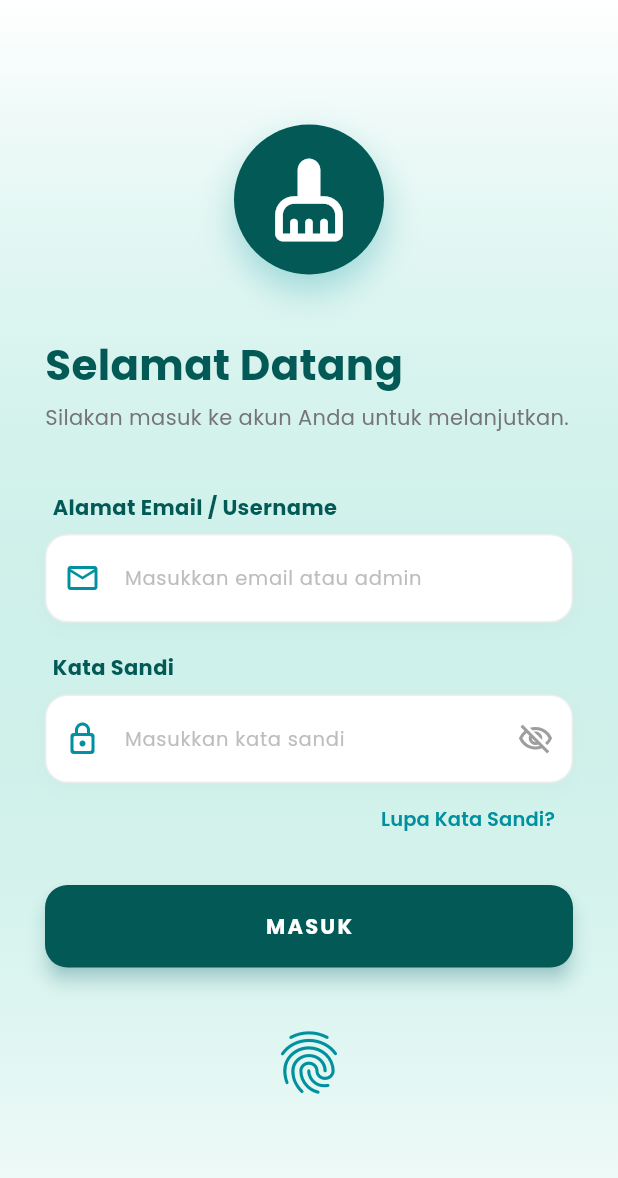
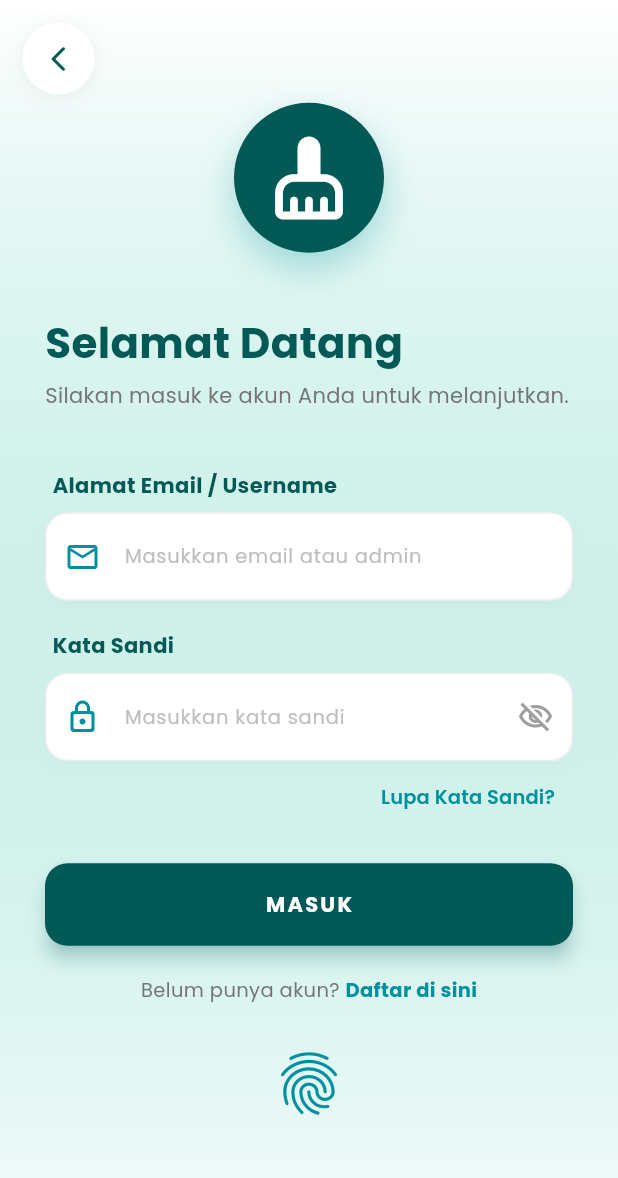
Before and after one commit to hafizar123/ProjectTPM, a Flutter app: the screen it shows after launch, scrolled down 170 dp, after a tap on "Login / Register", on a phone screen of 412 x 824 dp. Shown: the top 1178 px of the screen. Run offline on Flutter 3.47's test engine with Material 3 defaults, Android fonts, the phone set to English and light mode, and no system bars; our stand-ins replace flutter_map, geolocator, google_fonts, hive_flutter, image_picker, latlong2 and 1 more; accounts and stored records are empty.

Commit message:
dh mau kelar

```diff
--- a/bersihin/lib/pages/home_page.dart
+++ b/bersihin/lib/pages/home_page.dart
@@ -2,12 +2,13 @@ import 'package:flutter/material.dart';
 import 'package:google_fonts/google_fonts.dart';
 import 'package:shared_preferences/shared_preferences.dart';
 
+// ZHANGG! Pastiin ini nyambung ke file AuthService lu ye pak
+import '../services/auth_service.dart';
 import 'login_page.dart';
 import 'custom_navbar.dart';
 import 'service_detail_page.dart';
 import 'order_pemanas_air_page.dart';
 import 'location_picker_page.dart';
-import '../services/auth_service.dart'; // ZHANGG! Jangan lupa impor senjata apinye pak!
 
 class HomePage extends StatefulWidget {
   final String? username;
@@ -32,7 +33,7 @@ class _HomePageState extends State<HomePage> {
   @override
   void initState() {
     super.initState();
-    _loadHomeData();
+    _loadHomeData(); // ZHANGG! Tembak detektifnye pas layar kebuka
 
     _scrollController.addListener(() {
       if (_scrollController.hasClients) {
@@ -50,13 +51,14 @@ class _HomePageState extends State<HomePage> {
   // ==========================================
   Future<void> _loadHomeData() async {
     final prefs = await SharedPreferences.getInstance();
-    final isLoggedIn = prefs.getBool('is_logged_in') ?? false;
+    // ZHANGG! Kalo di _handleLogin lu cuma nge-set 'saved_email',
+    // lu cukup ngecek emailnye aje, kaga usah nungguin 'is_logged_in'
     final savedEmail = prefs.getString('saved_email') ?? "";
 
-    if (isLoggedIn && savedEmail.isNotEmpty) {
+    if (savedEmail.isNotEmpty) {
       // Set nama sementara dari brankas lokal biar kaga kosong duluan
       setState(() {
-        _isGuest = false;
+        _isGuest = false; // Lu bukan tamu lagi Mon!
         _username = prefs.getString('saved_username') ?? "Pengguna";
       });
 
@@ -66,7 +68,8 @@ class _HomePageState extends State<HomePage> {
       if (response['statusCode'] == 200) {
         if (mounted) {
           setState(() {
-            _username = response['body']['user']['username'];
+            // ZHANGG! Pastiin 'user' ato langsung 'username' sesuai balikan API lu pak
+            _username = response['body']['username'] ?? response['body']['user']['username'];
           });
         }
         // Update brankas lokal sekalian biar nyinkron pak
@@ -149,7 +152,7 @@ class _HomePageState extends State<HomePage> {
 
   Future<void> _handleLogout() async {
     final prefs = await SharedPreferences.getInstance();
-    await prefs.clear();
+    await prefs.clear(); // Bersihin brankas HP!
     if (!mounted) return;
     Navigator.pushAndRemoveUntil(
       context,
@@ -180,7 +183,7 @@ class _HomePageState extends State<HomePage> {
         physics: const BouncingScrollPhysics(),
         slivers: [
           SliverAppBar(
-            automaticallyImplyLeading: false, // ZHANGG! Tombol back mampus di mari pak!
+            automaticallyImplyLeading: false,
             expandedHeight: 200.0,
             pinned: true,
             elevation: 0,
--- a/bersihin/lib/pages/login_page.dart
+++ b/bersihin/lib/pages/login_page.dart
@@ -2,10 +2,10 @@ import 'package:flutter/material.dart';
 import 'package:google_fonts/google_fonts.dart';
 import 'package:shared_preferences/shared_preferences.dart';
 
-// ZHANGG! Pastiin ini nyambung ke file AuthService lu ye pak
 import '../services/auth_service.dart';
-import 'home_page.dart'; // Wajib import Home Page pak!
-import 'admin_dashboard_page.dart'; // Wajib import halaman admin lu pak!
+import 'home_page.dart';
+import 'admin_dashboard_page.dart';
+import 'register_page.dart'; // ZHANGG! Wajib import halaman Regis pak!
 
 class LoginPage extends StatefulWidget {
   const LoginPage({Key? key}) : super(key: key);
@@ -21,12 +21,10 @@ class _LoginPageState extends State<LoginPage> {
   bool _isLoading = false;
   bool _obscureText = true;
 
-  // Palet Warna Futuristik Bersih.In
   final Color toscaDark = const Color(0xFF025955);
   final Color toscaMedium = const Color(0xFF00909E);
   final Color toscaLight = const Color(0xFF48C9B0);
 
-  // ZHANGG! Wajib diinisialisasi pak biar kaga null exception!
   final AuthService _authService = AuthService();
 
   // ==========================================
@@ -43,9 +41,7 @@ class _LoginPageState extends State<LoginPage> {
 
     setState(() => _isLoading = true);
 
-    // ZHANGG! Ini dia persimpangan satpamnye pak!
     if (inputText == 'admin') {
-      // 1. KALO YANG LOGIN ADMIN
       final response = await _authService.loginAdmin(inputText, inputPassword);
 
       setState(() => _isLoading = false);
@@ -62,24 +58,21 @@ class _LoginPageState extends State<LoginPage> {
       }
 
     } else {
-      // 2. KALO YANG LOGIN USER BIASA PAKE EMAIL
       final response = await _authService.login(inputText, inputPassword);
 
       setState(() => _isLoading = false);
 
       if (response['statusCode'] == 200) {
-        // Simpen sesi login user ke brankas
         final prefs = await SharedPreferences.getInstance();
         await prefs.setString('saved_email', inputText);
 
         if (!mounted) return;
         _showNotif('Login berhasil! Asikin aje dah.', isError: false);
 
-        // ZHANGG! Nendang ke halaman Home dan nebas histori rute seblomnye pak!
         Navigator.pushAndRemoveUntil(
           context,
           MaterialPageRoute(builder: (context) => const HomePage()),
-          (route) => false, // Buang semua history!
+          (route) => false,
         );
       } else {
         _showNotif('Email atau password salah! Cek lagi pak.', isError: true);
@@ -87,7 +80,6 @@ class _LoginPageState extends State<LoginPage> {
     }
   }
 
-  // WIDGET SNACKBAR FUTURISTIK BUAT ERROR & SUCCESS
   void _showNotif(String message, {bool isError = false}) {
     ScaffoldMessenger.of(context).showSnackBar(
       SnackBar(
@@ -116,7 +108,9 @@ class _LoginPageState extends State<LoginPage> {
   Widget build(BuildContext context) {
     return Scaffold(
       backgroundColor: Colors.white,
-      body: SingleChildScrollView(
+      body: Stack(
+        children: [
+          SingleChildScrollView(
             child: Container(
               height: MediaQuery.of(context).size.height,
               decoration: BoxDecoration(
@@ -220,7 +214,26 @@ class _LoginPageState extends State<LoginPage> {
                         ),
                       ),
 
-                  const SizedBox(height: 30),
+                      const SizedBox(height: 20),
+
+                      // ZHANGG! Link buat nyambung ke Register pak!
+                      Row(
+                        mainAxisAlignment: MainAxisAlignment.center,
+                        children: [
+                          Text("Belum punya akun? ", style: GoogleFonts.poppins(color: Colors.grey.shade600, fontSize: 13)),
+                          GestureDetector(
+                            onTap: () {
+                              Navigator.push(context, MaterialPageRoute(builder: (context) => const RegisterPage()));
+                            },
+                            child: Text(
+                              "Daftar di sini",
+                              style: GoogleFonts.poppins(color: toscaMedium, fontWeight: FontWeight.bold, fontSize: 13),
+                            ),
+                          ),
+                        ],
+                      ),
+
+                      const SizedBox(height: 20),
 
                       // Tombol Biometric
                       Center(
@@ -236,6 +249,28 @@ class _LoginPageState extends State<LoginPage> {
                 ),
               ),
             ),
+          ),
+
+          // ZHANGG! Tombol Back sakti di pojokan pak!
+          SafeArea(
+            child: Padding(
+              padding: const EdgeInsets.only(top: 15, left: 15),
+              child: Container(
+                decoration: BoxDecoration(
+                  color: Colors.white,
+                  shape: BoxShape.circle,
+                  boxShadow: [
+                    BoxShadow(color: Colors.black.withOpacity(0.05), blurRadius: 10, offset: const Offset(0, 2))
+                  ]
+                ),
+                child: IconButton(
+                  icon: Icon(Icons.arrow_back_ios_new_rounded, color: toscaDark, size: 20),
+                  onPressed: () => Navigator.pop(context),
+                ),
+              ),
+            ),
+          ),
+        ],
       ),
     );
   }
--- a/bersihin/lib/pages/profile_page.dart
+++ b/bersihin/lib/pages/profile_page.dart
@@ -42,7 +42,8 @@ class _ProfilePageState extends State<ProfilePage> {
     final prefs = await SharedPreferences.getInstance();
 
     String savedEmail = prefs.getString('saved_email') ?? "";
-    bool isGuest = prefs.getBool('is_logged_in') == null || prefs.getBool('is_logged_in') == false;
+    // ZHANGG! Logikanye disamain kek Home ye pak, patokannya email doang!
+    bool isGuest = savedEmail.isEmpty;
 
     setState(() {
       _email = savedEmail.isNotEmpty ? savedEmail : "Silakan masuk untuk akses penuh";
@@ -58,7 +59,8 @@ class _ProfilePageState extends State<ProfilePage> {
       if (response['statusCode'] == 200) {
         if (mounted) {
           setState(() {
-            _username = response['body']['user']['username'];
+            // ZHANGG! Dibikin kebal error dari struktur JSON backend lu pak
+            _username = response['body']['username'] ?? response['body']['user']['username'] ?? "Pengguna";
           });
         }
         // Update brankas lokal sekalian biar nyinkron
```
Also changed, not shown: bersihin/lib/pages/register_page.dart (+46 -4 lines). Lines whose indentation alone changed are shown as unchanged.
